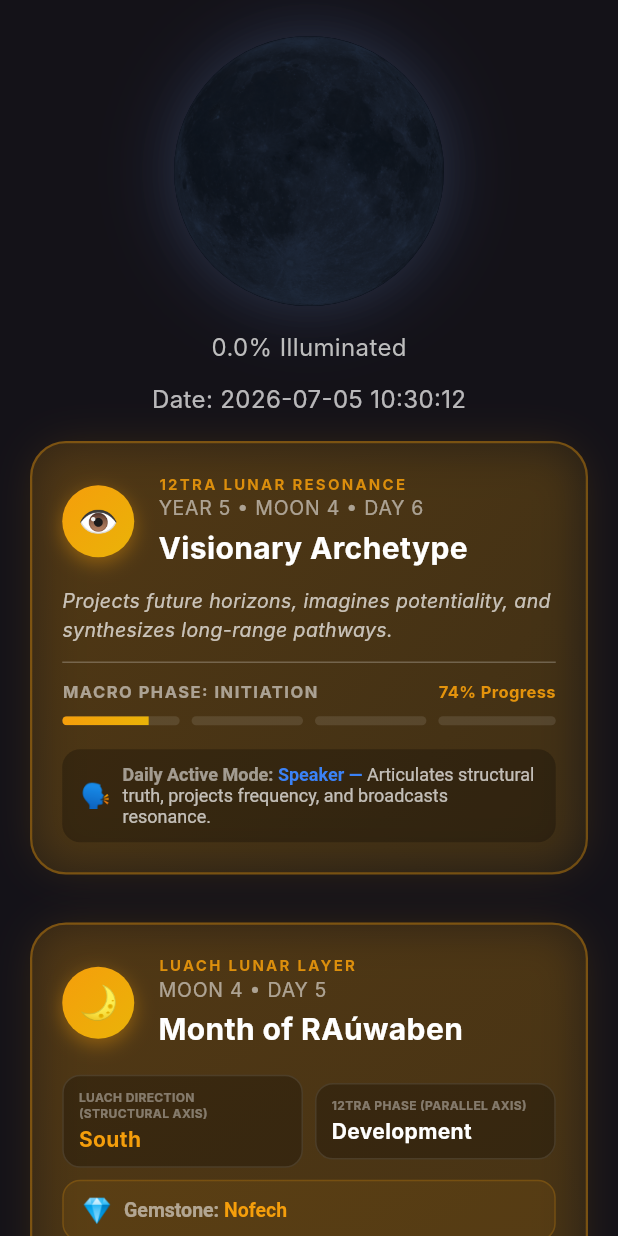
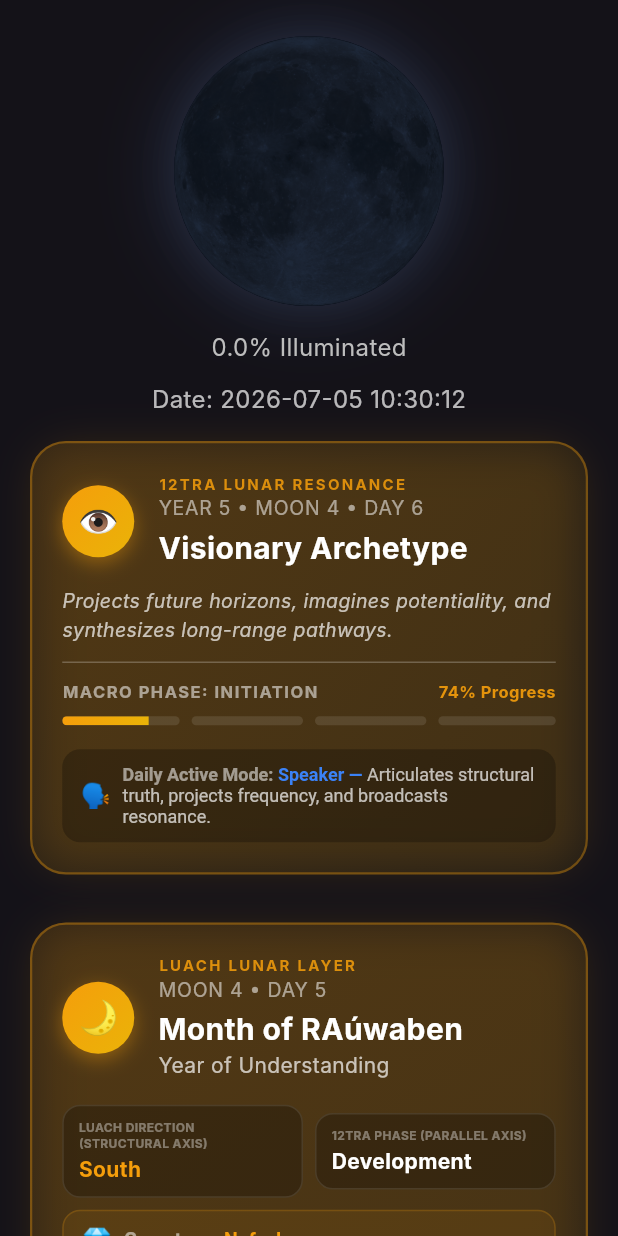
Before and after one commit to qbeukes/the-time-app, a Flutter app: the MoonScreen widget shown alone on an empty page, opened directly with empty values, on a phone screen of 412 x 824 dp. Run offline on Flutter 3.47's test engine with Material 3 defaults, Android fonts, the phone set to English and light mode, and no system bars; our stand-ins replace audioplayers, device_preview, geolocator, shared_preferences, wakelock_plus; missing offline and left inert: apsl_sun_calc; accounts and stored records are empty; Roboto replaces fonts that are missing (Inter).

Commit message:
Added year type to Luach card

```diff
--- a/lib/screens/moon_screen.dart
+++ b/lib/screens/moon_screen.dart
@@ -618,6 +618,14 @@ class MoonScreen extends StatelessWidget {
                           color: Colors.white,
                         ),
                       ),
+                      if (luach.lunarYearType != null)
+                        Text(
+                          'Year of ${luach.lunarYearType}',
+                          style: const TextStyle(
+                            fontSize: 14,
+                            color: Colors.white70,
+                          ),
+                        ),
                     ],
                   ),
                 ),
```
